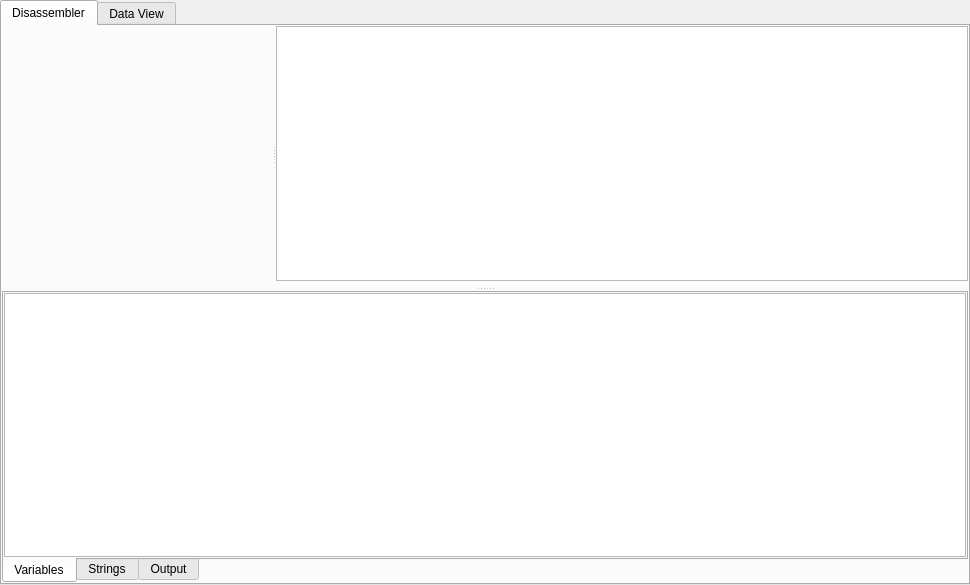
Above: views/disassemblerview/disassemblerview.ui from PREF/PREF before the change. Below: the same form after it.
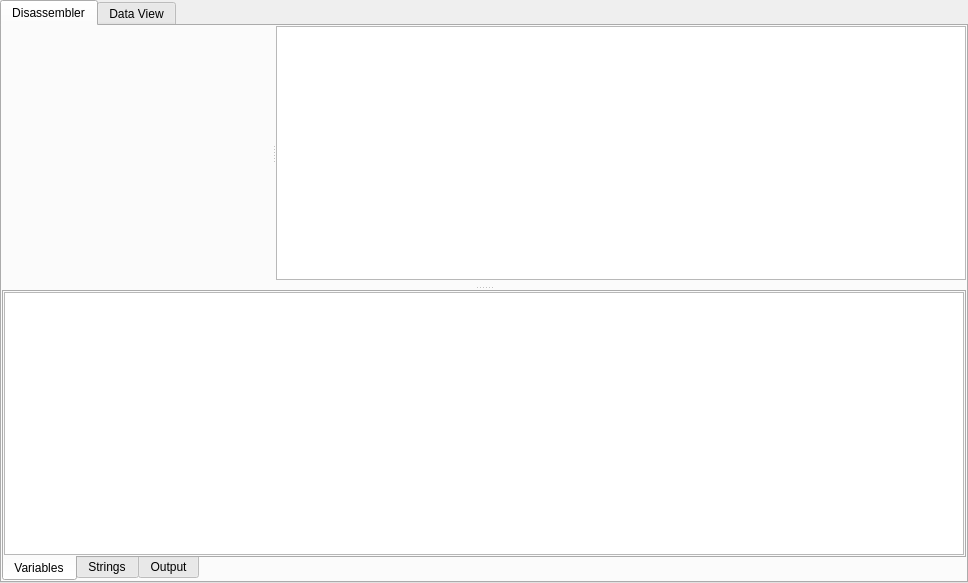
That is the form after the change. Custom widgets are drawn as their Qt base class.

Commit message: DisassemblerView: Clipobard Support for Variables and Strings

Diff of the .ui file:
```diff
--- a/views/disassemblerview/disassemblerview.ui
+++ b/views/disassemblerview/disassemblerview.ui
@@ -6,8 +6,8 @@
    <rect>
     <x>0</x>
     <y>0</y>
-    <width>970</width>
-    <height>585</height>
+    <width>968</width>
+    <height>583</height>
    </rect>
   </property>
   <property name="windowTitle">
```
Left out of the diff: 12 changed lines with no effect on the pictures. The commit also changes 2 other files.
